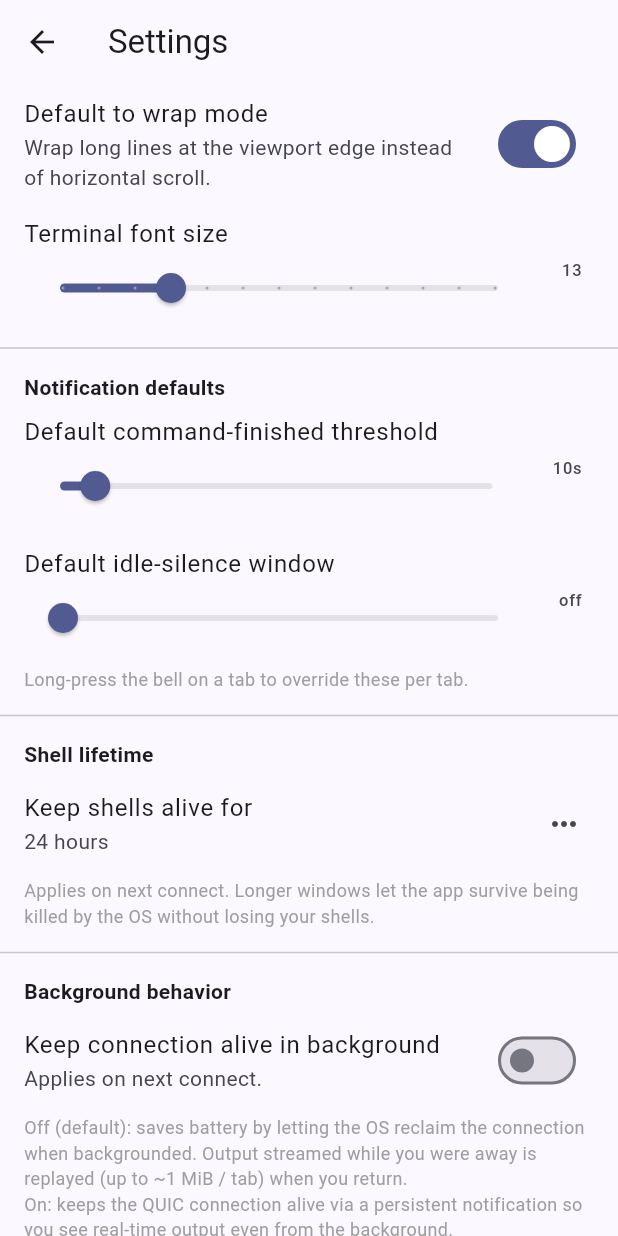
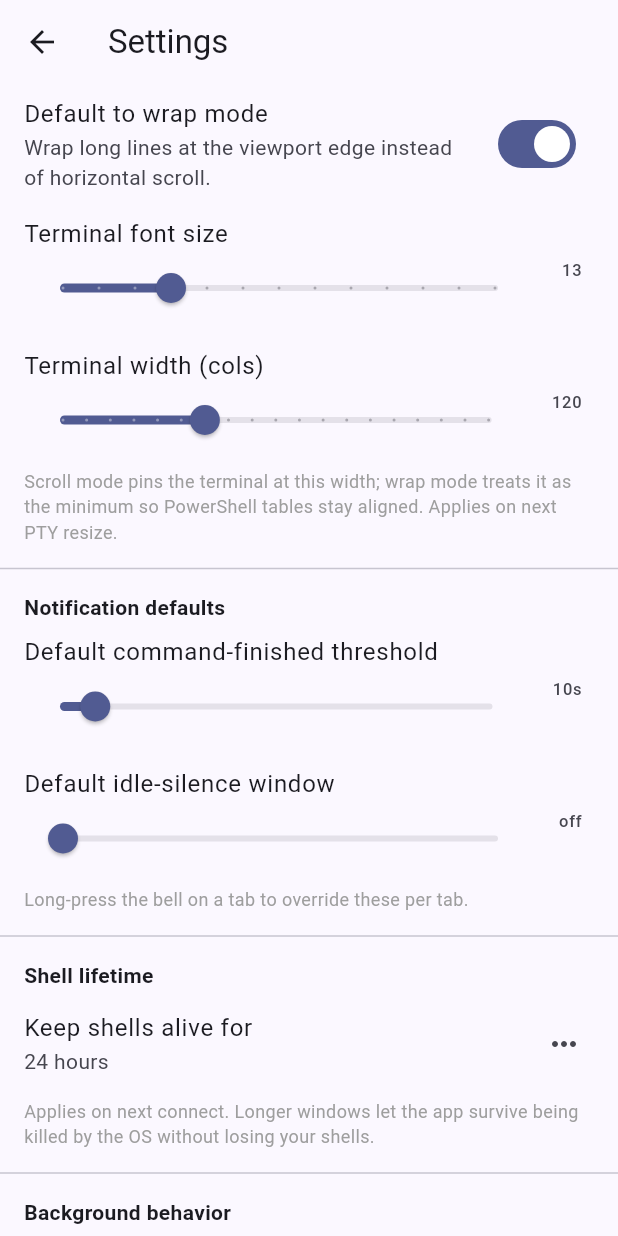
Before and after one commit to kamahei/peersh, a Flutter app: the SettingsScreen screen opened directly, on a phone screen of 412 x 824 dp. Run offline on Flutter 3.47's test engine with Material 3 defaults, Android fonts, the light colour scheme and no system bars; our stand-ins replace firebase_auth, firebase_core, firebase_database, firebase_messaging, flutter_riverpod, flutter_secure_storage and 1 more; missing offline and left inert: firebase_app_check, flutter_highlighting, highlighting, xterm; accounts and stored records are empty.

Commit message:
feat: add terminal column width setting and adjust terminal pane layout

```diff
--- a/app/lib/screens/settings_screen.dart
+++ b/app/lib/screens/settings_screen.dart
@@ -102,6 +102,29 @@ class SettingsScreen extends ConsumerWidget {
                     ref.read(settingsProvider.notifier).setFontSize(v),
               ),
               trailing: Text(s.fontSize.toStringAsFixed(0)),
+            ),
+            ListTile(
+              title: const Text('Terminal width (cols)'),
+              subtitle: Slider(
+                value: s.terminalCols.toDouble(),
+                min: AppSettings.minTerminalCols.toDouble(),
+                max: AppSettings.maxTerminalCols.toDouble(),
+                divisions: (AppSettings.maxTerminalCols -
+                        AppSettings.minTerminalCols) ~/
+                    10,
+                label: '${s.terminalCols}',
+                onChanged: (v) => ref
+                    .read(settingsProvider.notifier)
+                    .setTerminalCols(v.round()),
+              ),
+              trailing: Text('${s.terminalCols}'),
+            ),
+            const Padding(
+              padding: EdgeInsets.fromLTRB(16, 0, 16, 8),
+              child: Text(
+                'Scroll mode pins the terminal at this width; wrap mode treats it as the minimum so PowerShell tables stay aligned. Applies on next PTY resize.',
+                style: TextStyle(fontSize: 12, color: Colors.grey),
+              ),
             ),
             const Divider(),
             const Padding(
--- a/app/lib/screens/terminal_pane.dart
+++ b/app/lib/screens/terminal_pane.dart
@@ -148,6 +148,11 @@ class _TerminalPaneState extends ConsumerState<TerminalPane> {
         );
   }
 
+  int _resolveTerminalCols() => ref.read(settingsProvider).maybeWhen(
+        data: (s) => s.terminalCols,
+        orElse: () => AppSettings.defaultTerminalCols,
+      );
+
   Future<void> _maybeOpenPty() async {
     if (_opening || widget.tab.ptyId != null) return;
     _opening = true;
@@ -157,11 +162,13 @@ class _TerminalPaneState extends ConsumerState<TerminalPane> {
         );
     final dims = estimateViewportCells(context, fontSize: fontSize);
     final lineWrap = _resolveLineWrap();
-    final visibleCols = lineWrap ? dims.cols : kHorizontalScrollCols;
+    final terminalCols = _resolveTerminalCols();
+    final visibleCols = lineWrap ? dims.cols : terminalCols;
     final remoteCols = remoteColsFor(
       shell: 'auto',
       lineWrap: lineWrap,
       visibleCols: visibleCols,
+      terminalCols: terminalCols,
     );
     try {
       final reattach = widget.tab.reattachHandle;
@@ -275,11 +282,13 @@ class _TerminalPaneState extends ConsumerState<TerminalPane> {
     final id = widget.tab.ptyId;
     if (id == null) return;
     final lineWrap = _resolveLineWrap();
-    final visibleCols = lineWrap ? cols : kHorizontalScrollCols;
+    final terminalCols = _resolveTerminalCols();
+    final visibleCols = lineWrap ? cols : terminalCols;
     final remoteCols = remoteColsFor(
       shell: 'auto',
       lineWrap: lineWrap,
       visibleCols: visibleCols,
+      terminalCols: terminalCols,
     );
     if (remoteCols == _lastSentCols && rows == _lastSentRows) return;
     _resizeDebounce?.cancel();
@@ -318,17 +327,21 @@ class _TerminalPaneState extends ConsumerState<TerminalPane> {
 
   @override
   Widget build(BuildContext context) {
-    final fontSize = ref.watch(settingsProvider).maybeWhen(
-          data: (s) => s.fontSize,
-          orElse: () => 13.0,
-        );
+    final settings = ref.watch(settingsProvider).valueOrNull;
+    final fontSize = settings?.fontSize ?? 13.0;
+    final terminalCols =
+        settings?.terminalCols ?? AppSettings.defaultTerminalCols;
     final lineWrap = _resolveLineWrap();
     final showLoader = widget.tab.ptyId == null;
     return Stack(
       children: [
         lineWrap
             ? _WrapBody(tab: widget.tab, fontSize: fontSize)
-            : _ScrollBody(tab: widget.tab, fontSize: fontSize),
+            : _ScrollBody(
+                tab: widget.tab,
+                fontSize: fontSize,
+                cols: terminalCols,
+              ),
         if (showLoader)
           Positioned.fill(
             child: ColoredBox(
@@ -360,9 +373,14 @@ class _WrapBody extends StatelessWidget {
 }
 
 class _ScrollBody extends StatelessWidget {
-  const _ScrollBody({required this.tab, required this.fontSize});
+  const _ScrollBody({
+    required this.tab,
+    required this.fontSize,
+    required this.cols,
+  });
   final TerminalTabModel tab;
   final double fontSize;
+  final int cols;
 
   @override
   Widget build(BuildContext context) {
@@ -370,12 +388,12 @@ class _ScrollBody extends StatelessWidget {
       builder: (context, c) {
         final cellW = fontSize * 0.7;
         final cellH = fontSize * 1.2;
-        final width = kHorizontalScrollCols * cellW;
+        final width = cols * cellW;
         final rows = (c.maxHeight / cellH).floor().clamp(5, 200);
         WidgetsBinding.instance.addPostFrameCallback((_) {
-          if (tab.terminal.viewWidth != kHorizontalScrollCols ||
+          if (tab.terminal.viewWidth != cols ||
               tab.terminal.viewHeight != rows) {
-            tab.terminal.resize(kHorizontalScrollCols, rows);
+            tab.terminal.resize(cols, rows);
           }
         });
         return SingleChildScrollView(
--- a/app/lib/state/settings.dart
+++ b/app/lib/state/settings.dart
@@ -9,7 +9,15 @@ class AppSettings {
     this.fontSize = 13.0,
     this.defaultNotifyThresholdSec = 10,
     this.defaultNotifyIdleSec = 0,
+    this.terminalCols = defaultTerminalCols,
   });
+
+  /// Historic 120-col floor that PowerShell's table formatter caches on
+  /// startup; staying at or above it keeps Get-Process / Format-Table
+  /// columns from collapsing. Used as the default for fresh installs.
+  static const int defaultTerminalCols = 120;
+  static const int minTerminalCols = 60;
+  static const int maxTerminalCols = 240;
 
   final bool lineWrap;
   final double fontSize;
@@ -21,11 +29,16 @@ class AppSettings {
   /// Default output-silence window for the idle heuristic. 0 disables.
   final int defaultNotifyIdleSec;
 
+  /// Remote PTY column count used in scroll mode and as the floor in
+  /// wrap mode against PowerShell-like shells.
+  final int terminalCols;
+
   AppSettings copyWith({
     bool? lineWrap,
     double? fontSize,
     int? defaultNotifyThresholdSec,
     int? defaultNotifyIdleSec,
+    int? terminalCols,
   }) =>
       AppSettings(
         lineWrap: lineWrap ?? this.lineWrap,
@@ -34,6 +47,7 @@ class AppSettings {
             defaultNotifyThresholdSec ?? this.defaultNotifyThresholdSec,
         defaultNotifyIdleSec:
             defaultNotifyIdleSec ?? this.defaultNotifyIdleSec,
+        terminalCols: terminalCols ?? this.terminalCols,
       );
 
   Map<String, dynamic> toJson() => {
@@ -41,6 +55,7 @@ class AppSettings {
         'fontSize': fontSize,
         'defaultNotifyThresholdSec': defaultNotifyThresholdSec,
         'defaultNotifyIdleSec': defaultNotifyIdleSec,
+        'terminalCols': terminalCols,
       };
 
   factory AppSettings.fromJson(Map<String, dynamic> j) => AppSettings(
@@ -50,6 +65,8 @@ class AppSettings {
             (j['defaultNotifyThresholdSec'] as num?)?.toInt() ?? 10,
         defaultNotifyIdleSec:
             (j['defaultNotifyIdleSec'] as num?)?.toInt() ?? 0,
+        terminalCols: ((j['terminalCols'] as num?)?.toInt() ?? defaultTerminalCols)
+            .clamp(minTerminalCols, maxTerminalCols),
       );
 }
 
@@ -87,6 +104,15 @@ class AppSettingsNotifier extends AsyncNotifier<AppSettings> {
     await _store.writeSettings(next.toJson());
     state = AsyncData(next);
   }
+
+  Future<void> setTerminalCols(int v) async {
+    final next = (state.valueOrNull ?? const AppSettings()).copyWith(
+      terminalCols:
+          v.clamp(AppSettings.minTerminalCols, AppSettings.maxTerminalCols),
+    );
+    await _store.writeSettings(next.toJson());
+    state = AsyncData(next);
+  }
 }
 
 final settingsProvider = AsyncNotifierProvider<AppSettingsNotifier, AppSettings>(
--- a/app/lib/terminal/resize_policy.dart
+++ b/app/lib/terminal/resize_policy.dart
@@ -5,8 +5,10 @@
 // column. We work around that by pegging the remote PTY at >= 120 cols
 // when the local user is in wrap mode and the host shell is pwsh-like.
 
-/// Fixed remote column count used for scroll mode and as the floor for
-/// wrap mode against PowerShell.
+/// Fallback remote column count used when no user setting has loaded
+/// yet. Live code should pass the user-configured value via the
+/// `cols` parameter on [remoteColsFor]; this constant only exists for
+/// the legacy `_ScrollBody` initial layout pass and tests.
 const int kHorizontalScrollCols = 120;
 
 /// Returns true when [shell] looks like a PowerShell variant.
@@ -27,14 +29,20 @@ bool isPowerShellShell(String shell) {
 
 /// Computes the remote PTY's `cols` given the local visible cell count
 /// and the current wrap/scroll mode.
+///
+/// [terminalCols] is the user-configured fixed column count (used as
+/// the scroll-mode width and as the wrap-mode floor against PowerShell).
+/// Defaults to [kHorizontalScrollCols] for callers that haven't been
+/// updated yet.
 int remoteColsFor({
   required String shell,
   required bool lineWrap,
   required int visibleCols,
+  int terminalCols = kHorizontalScrollCols,
 }) {
   final cols = visibleCols.clamp(1, 500).toInt();
   if (lineWrap && isPowerShellShell(shell)) {
-    return cols < kHorizontalScrollCols ? kHorizontalScrollCols : cols;
+    return cols < terminalCols ? terminalCols : cols;
   }
   return cols;
 }
```
